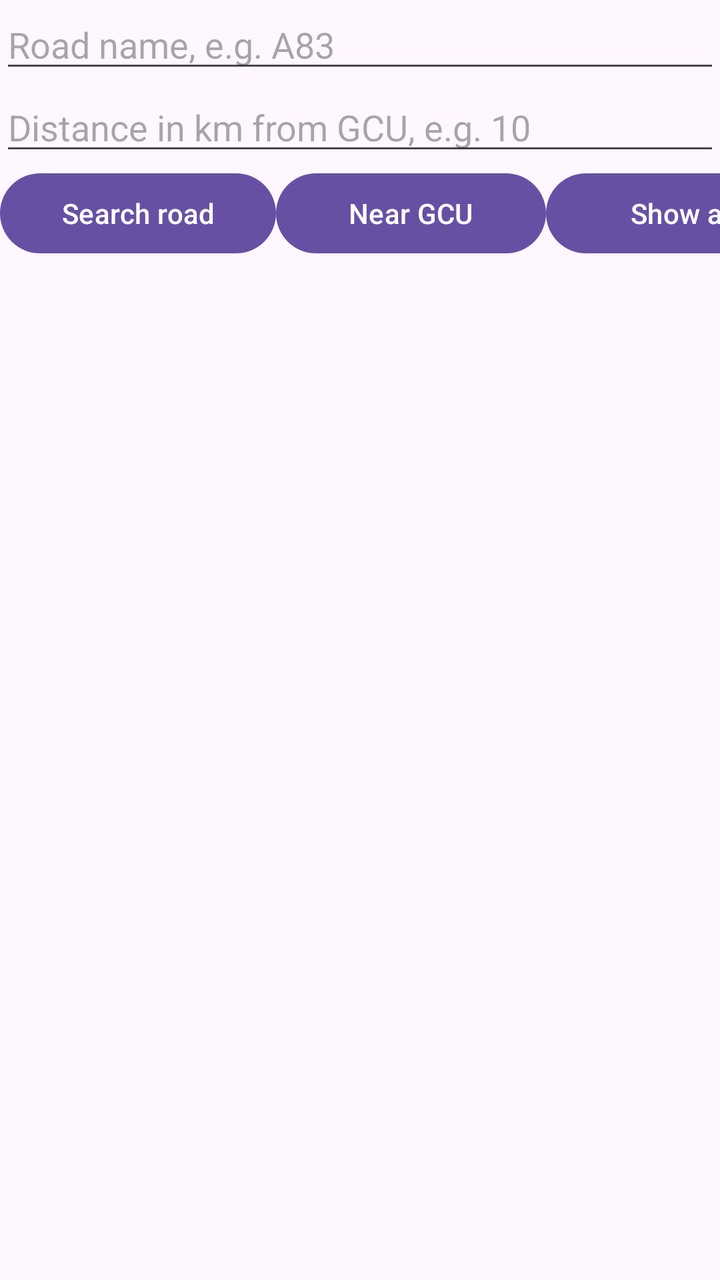
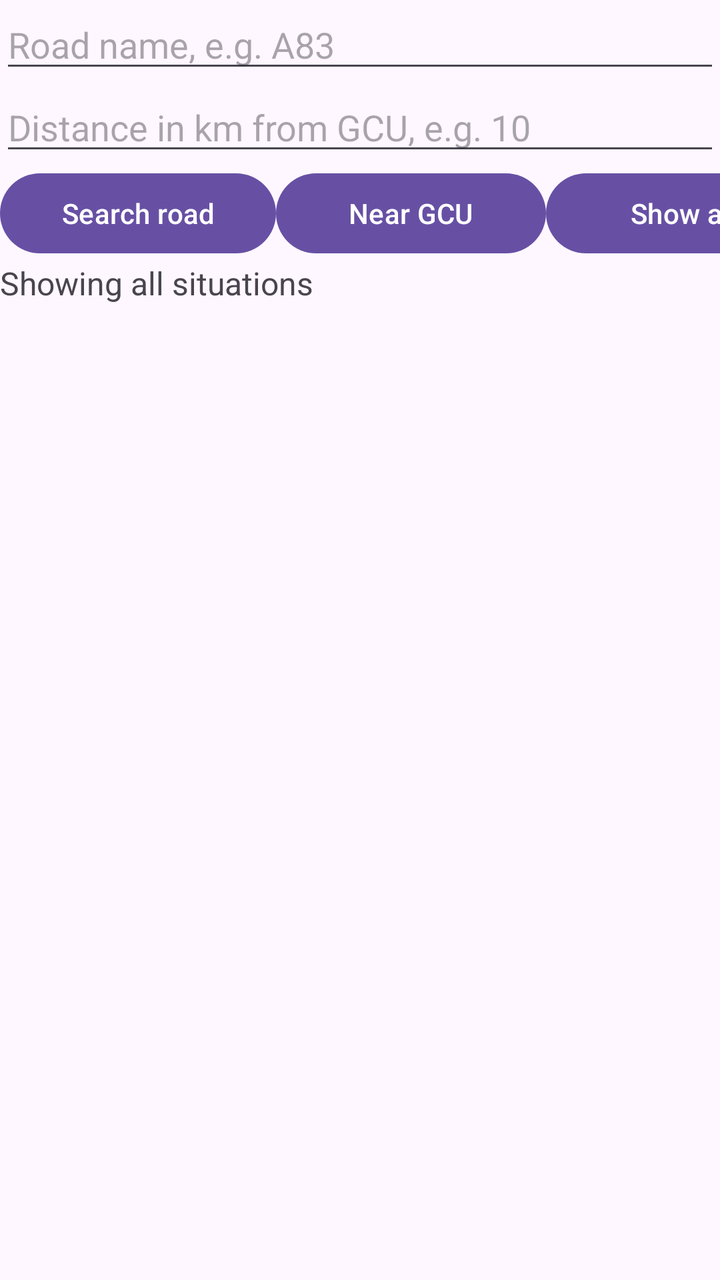

Before-and-after screenshots of an Android layout around one commit, followed by the original layout XML and the change that was made.
<!-- AndroidManifest.xml: application theme Theme.Smith_Malcolm_S2224512 -->
<!-- res/layout/fragment_search.xml -->
<?xml version="1.0" encoding="utf-8"?>
<LinearLayout xmlns:android="http://schemas.android.com/apk/res/android"
    android:layout_width="match_parent"
    android:layout_height="wrap_content"
    android:orientation="vertical">

    <EditText
        android:id="@+id/etRoad"
        android:layout_width="match_parent"
        android:layout_height="wrap_content"
        android:hint="Road name, e.g. A83"
        android:inputType="text"
        android:imeOptions="actionDone|flagNoExtractUi"/>

    <EditText
        android:id="@+id/etDistance"
        android:layout_width="match_parent"
        android:layout_height="wrap_content"
        android:hint="Distance in km from GCU, e.g. 10"
        android:inputType="numberDecimal"
        android:imeOptions="actionDone|flagNoExtractUi"/>

    <LinearLayout
        android:layout_width="match_parent"
        android:layout_height="wrap_content"
        android:orientation="horizontal">

        <Button
            android:id="@+id/searchButton"
            android:layout_width="138dp"
            android:layout_height="wrap_content"
            android:text="Search road" />

        <Button
            android:id="@+id/nearButton"
            android:layout_width="135dp"
            android:layout_height="wrap_content"
            android:text="Near GCU" />

        <Button
            android:id="@+id/showAllButton"
            android:layout_width="138dp"
            android:layout_height="wrap_content"
            android:text="Show all" />
    </LinearLayout>
</LinearLayout>
<!-- resources referenced by this layout -->
<resources>
  <style name="Theme.Smith_Malcolm_S2224512" parent="Base.Theme.Smith_Malcolm_S2224512" />
  <style name="Base.Theme.Smith_Malcolm_S2224512" parent="Theme.Material3.DayNight.NoActionBar">
      </style>
</resources>

<!-- the commit's change to res/layout/fragment_search.xml (unified diff, before → after) -->
@@ -43,4 +43,11 @@
             android:layout_height="wrap_content"
             android:text="Show all" />
     </LinearLayout>
+
+    <TextView
+        android:id="@+id/tvSearchInfo"
+        android:layout_width="match_parent"
+        android:layout_height="wrap_content"
+        android:text="Showing all situations"
+        android:textSize="16sp" />
 </LinearLayout>
